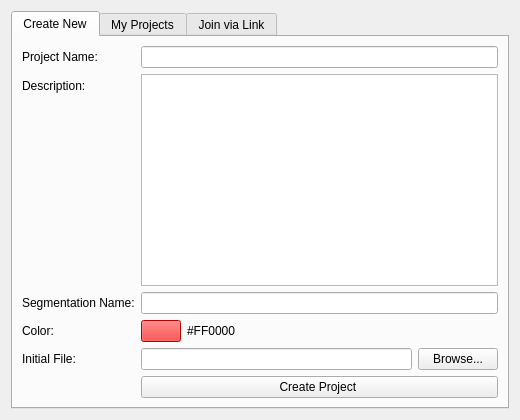
This is CollaborativeSegmentation/Resources/UI/CollaborativeSegmentation.ui in pka420/SlicerConnect as Qt 5 draws it before an edit. The edited form follows.
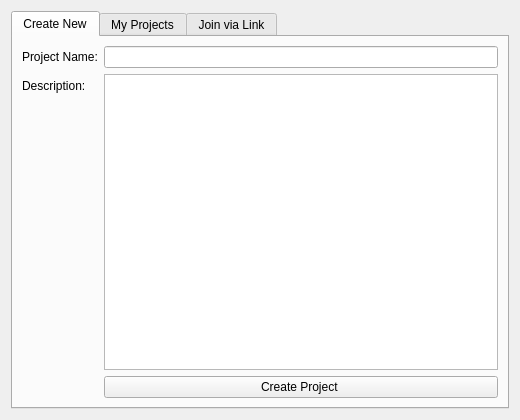
This is the edited form.

Commit message: WIP: collab seg

```diff
--- a/CollaborativeSegmentation/Resources/UI/CollaborativeSegmentation.ui
+++ b/CollaborativeSegmentation/Resources/UI/CollaborativeSegmentation.ui
@@ -48,85 +48,7 @@
          </property>
         </widget>
        </item>
-       <item row="2" column="0">
-        <widget class="QLabel" name="label_segName">
-         <property name="text">
-          <string>Segmentation Name:</string>
-         </property>
-        </widget>
-       </item>
        <item row="2" column="1">
-        <widget class="QLineEdit" name="newSegmentationNameEdit"/>
-       </item>
-       <item row="3" column="0">
-        <widget class="QLabel" name="label_color">
-         <property name="text">
-          <string>Color:</string>
-         </property>
-        </widget>
-       </item>
-       <item row="3" column="1">
-        <layout class="QHBoxLayout" name="colorLayout">
-         <item>
-          <widget class="QPushButton" name="segmentationColorButton">
-           <property name="maximumSize">
-            <size>
-             <width>50</width>
-             <height>16777215</height>
-            </size>
-           </property>
-           <property name="text">
-            <string/>
-           </property>
-           <property name="styleSheet">
-            <string notr="true">background-color: #ff0000;</string>
-           </property>
-          </widget>
-         </item>
-         <item>
-          <widget class="QLabel" name="colorValueLabel">
-           <property name="text">
-            <string>#FF0000</string>
-           </property>
-          </widget>
-         </item>
-         <item>
-          <spacer name="horizontalSpacer">
-           <property name="orientation">
-            <enum>Qt::Horizontal</enum>
-           </property>
-           <property name="sizeHint" stdset="0">
-            <size>
-             <width>40</width>
-             <height>20</height>
-            </size>
-           </property>
-          </spacer>
-         </item>
-        </layout>
-       </item>
-       <item row="4" column="0">
-        <widget class="QLabel" name="label_initialFile">
-         <property name="text">
-          <string>Initial File:</string>
-         </property>
-        </widget>
-       </item>
-       <item row="4" column="1">
-        <layout class="QHBoxLayout" name="fileLayout">
-         <item>
-          <widget class="QLineEdit" name="segmentationFileEdit"/>
-         </item>
-         <item>
-          <widget class="QPushButton" name="browseFileButton">
-           <property name="text">
-            <string>Browse...</string>
-           </property>
-          </widget>
-         </item>
-        </layout>
-       </item>
-       <item row="5" column="1">
         <widget class="QPushButton" name="createProjectButton">
          <property name="text">
           <string>Create Project </string>
```
Left out of the diff: 7 changed lines with no effect on the pictures. The commit also changes 1 other file.
